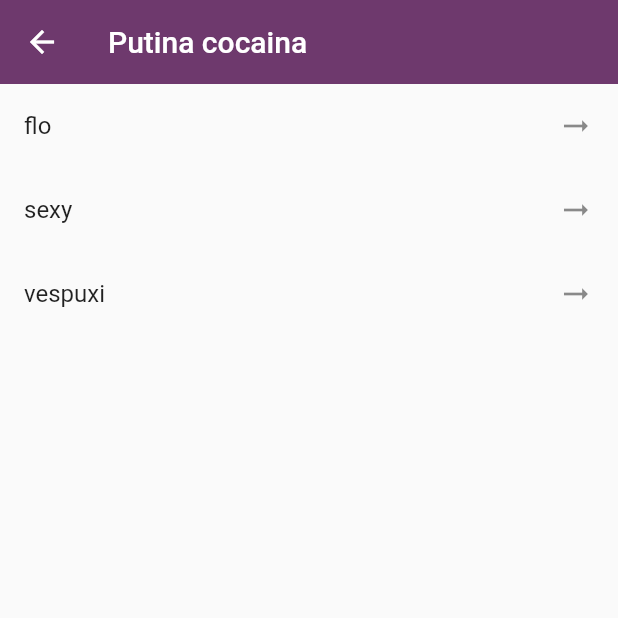
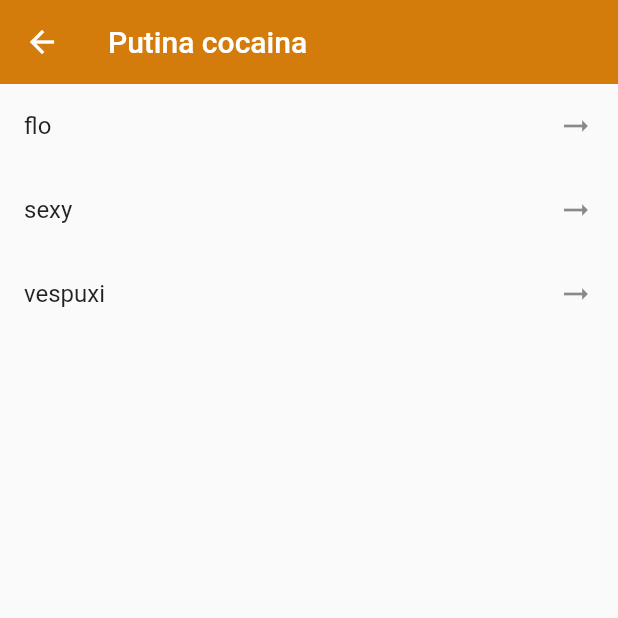
Before and after one commit to florinawer/FlutterComponents, a Flutter app: the Home2 screen opened by its route, on a phone screen of 412 x 824 dp, the top half of it. Run offline on Flutter 3.47's test engine with Material 2 defaults, Android fonts, the phone set to English and light mode, and no system bars; network calls fail.

Commit message:
card activity, tarjetas links externos, diseño

```diff
--- a/flutty_components/lib/router/app_routes.dart
+++ b/flutty_components/lib/router/app_routes.dart
@@ -3,11 +3,12 @@ import 'package:flutter/material.dart';
 import 'package:flutty_components/models/models.dart';
 import 'package:flutty_components/screens/screens.dart';
 
+import '../screens/card.dart';
+
 class AppRoutes {
   static const initialRoute = 'home';
 
   static final menuOptions = <MenuOption>[
-    //TODO borrar home
     MenuOption(
         route: 'home',
         name: 'home',
@@ -22,7 +23,12 @@ class AppRoutes {
         route: 'alert_screen',
         name: 'alert',
         screen: const AlertScreen(),
-        icon: Icons.add_alert_rounded)
+        icon: Icons.add_alert_rounded),
+    MenuOption(
+        route: 'card',
+        name: 'card',
+        screen: const CardScreen(),
+        icon: Icons.add_card_rounded)
   ];
 
   static Map<String, Widget Function(BuildContext)> getAppRoutes() {
--- a/flutty_components/lib/themes/app_theme.dart
+++ b/flutty_components/lib/themes/app_theme.dart
@@ -1,14 +1,19 @@
 import 'package:flutter/material.dart';
 
 class AppTheme {
-  static const Color primary = Color.fromARGB(255, 110, 57, 109);
+  static const Color primary = Color.fromARGB(255, 211, 124, 11);
 
   static final ThemeData lightTheme = ThemeData.light().copyWith(
       //color primario
-      primaryColor: const Color.fromARGB(255, 36, 61, 49),
+      primaryColor: const Color.fromARGB(255, 180, 32, 32),
 
       //AppBar theme
-      appBarTheme: const AppBarTheme(color: primary, elevation: 0));
+      appBarTheme: const AppBarTheme(color: primary, elevation: 0),
+
+      //se le pone aqui y todos los TextBotones se pasan a este color
+      textButtonTheme: TextButtonThemeData(
+        style: TextButton.styleFrom(primary: primary),
+      ));
 
   static final ThemeData darkTheme = ThemeData.dark().copyWith(
       //color primario
--- /dev/null
+++ b/flutty_components/lib/widgets/widgets.dart
@@ -0,0 +1,2 @@
+export 'package:flutty_components/widgets/custom_card_tipe_2.dart';
+export 'package:flutty_components/widgets/custom_card_tipo_1.dart';
--- a/flutty_components/pubspec.yaml
+++ b/flutty_components/pubspec.yaml
@@ -58,9 +58,9 @@ flutter:
   uses-material-design: true
 
   # To add assets to your application, add an assets section, like this:
-  # assets:
-  #   - images/a_dot_burr.jpeg
-  #   - images/a_dot_ham.jpeg
+  assets:
+    - assets/
+    - assets/img/
 
   # An image asset can refer to one or more resolution-specific "variants", see
   # https://flutter.dev/assets-and-images/#resolution-aware
```
Also changed, not shown: flutty_components/lib/screens/card.dart (added, +43 -0 lines), flutty_components/lib/widgets/custom_card_tipe_2.dart (added, +47 -0 lines), flutty_components/lib/widgets/custom_card_tipo_1.dart (added, +37 -0 lines), flutty_components/assets/asd.png (added), flutty_components/assets/img/asd.png (added), flutty_components/assets/jar.gif (added).
